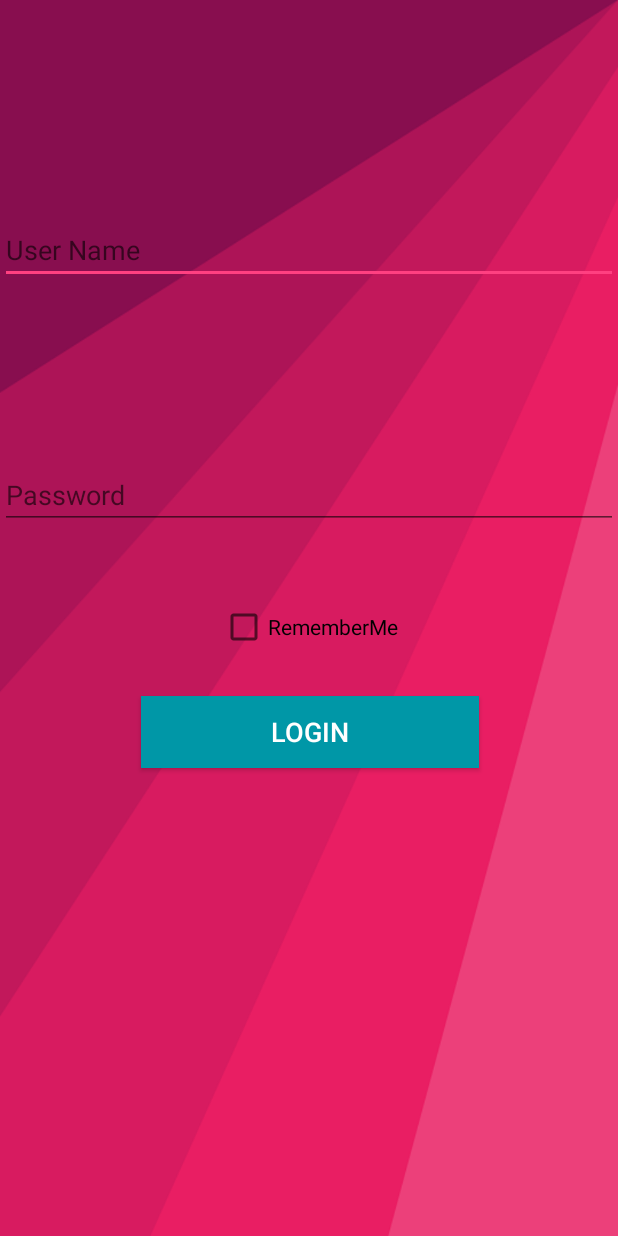
After one commit to ZanderKirilov/Java-For-Everyone, an Android app: the layout dialog_login.xml on its own in the app's theme, with its tools: preview values and no code run, on a phone screen of 412 x 824 dp. The commit adds this screen. Run offline under Robolectric (Android 15) with nearby library versions, the phone set to English and light mode, and no system bars.

Commit message:
Fixing last commit bug - NODB import

```diff
--- a/JavaForEveryone3/app/src/main/res/layout/activity_introduction.xml
+++ b/JavaForEveryone3/app/src/main/res/layout/activity_introduction.xml
@@ -37,7 +37,7 @@
                 android:layout_height="wrap_content"
                 android:scrollbars="vertical"
                 android:id="@+id/text_Intro"
-                android:background="#FFFFFFFF"
+                android:background="#FFFFFF"
                 tools:layout_editor_absoluteY="8dp"
                 tools:layout_editor_absoluteX="0dp"
                 android:layout_weight="0.94" />
--- /dev/null
+++ b/JavaForEveryone3/app/src/main/res/layout/dialog_login.xml
@@ -0,0 +1,63 @@
+<?xml version="1.0" encoding="utf-8"?>
+<android.support.constraint.ConstraintLayout
+    xmlns:android="http://schemas.android.com/apk/res/android"
+    xmlns:app="http://schemas.android.com/apk/res-auto"
+    xmlns:tools="http://schemas.android.com/tools"
+    android:layout_width="match_parent"
+    android:layout_height="match_parent"
+    android:background="@drawable/pink_nuances"
+    tools:context="com.example.sethcohen.javaforeveryone3.HomeScreen">
+    <EditText
+        android:id="@+id/editTextUserNameToLogin"
+        android:layout_width="0dp"
+        android:layout_height="wrap_content"
+        android:hint="User Name"
+        android:ems="10"
+        app:layout_constraintBottom_toBottomOf="parent"
+        app:layout_constraintTop_toTopOf="parent"
+        app:layout_constraintVertical_bias="0.185"
+        app:layout_constraintRight_toRightOf="parent"
+        app:layout_constraintLeft_toLeftOf="parent"
+        app:layout_constraintHorizontal_bias="0.0">
+        <requestFocus />
+    </EditText>
+
+    <EditText
+        android:id="@+id/editTextPasswordToLogin"
+        android:layout_width="0dp"
+        android:layout_height="wrap_content"
+        android:ems="10"
+        android:inputType="textPassword"
+        android:hint="Password"
+        app:layout_constraintTop_toTopOf="parent"
+        app:layout_constraintRight_toRightOf="parent"
+        app:layout_constraintLeft_toLeftOf="parent"
+        app:layout_constraintHorizontal_bias="0.0"
+        app:layout_constraintBottom_toBottomOf="parent"
+        app:layout_constraintVertical_bias="0.395" />
+
+    <Button
+        android:id="@+id/buttonSignIn"
+        android:layout_width="225dp"
+        android:layout_height="48dp"
+        android:background="#0097A7"
+        android:textColor="@android:color/background_light"
+        android:textSize="18sp"
+        android:text="Login"
+        app:layout_constraintRight_toRightOf="parent"
+        app:layout_constraintLeft_toLeftOf="parent"
+        app:layout_constraintTop_toBottomOf="@+id/editTextPasswordToLogin"
+        android:layout_marginTop="111dp"
+        app:layout_constraintHorizontal_bias="0.503" />
+
+    <CheckBox
+        android:id="@+id/checkBox"
+        android:layout_width="wrap_content"
+        android:layout_height="wrap_content"
+        android:text="RememberMe"
+        app:layout_constraintRight_toRightOf="parent"
+        app:layout_constraintLeft_toLeftOf="parent"
+        app:layout_constraintTop_toBottomOf="@+id/editTextPasswordToLogin"
+        android:layout_marginTop="49dp" />
+
+</android.support.constraint.ConstraintLayout>
```
Also changed, not shown: JavaForEveryone3/app/src/main/java/DBpack/DataBaseHelper.java (added, +39 -0 lines), JavaForEveryone3/app/src/main/java/DBpack/LoginDataBaseAdapter.java (added, +87 -0 lines), JavaForEveryone3/app/src/main/res/layout/dialog_exit.xml (added, +54 -0 lines).
